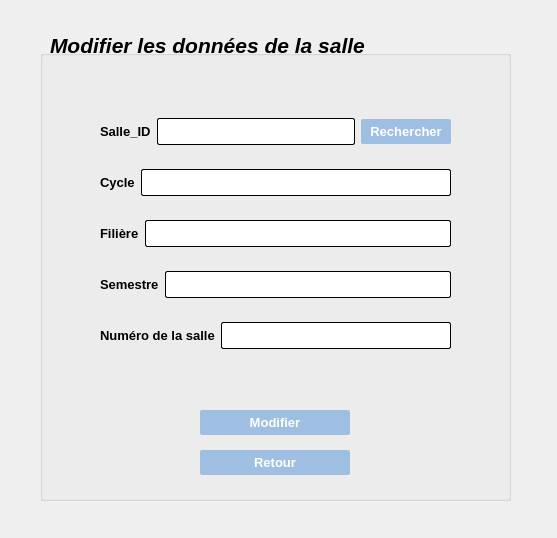
This is editsalle.ui in aminabkl/Departement_Management as Qt 5 draws it before an edit. The edited form follows.
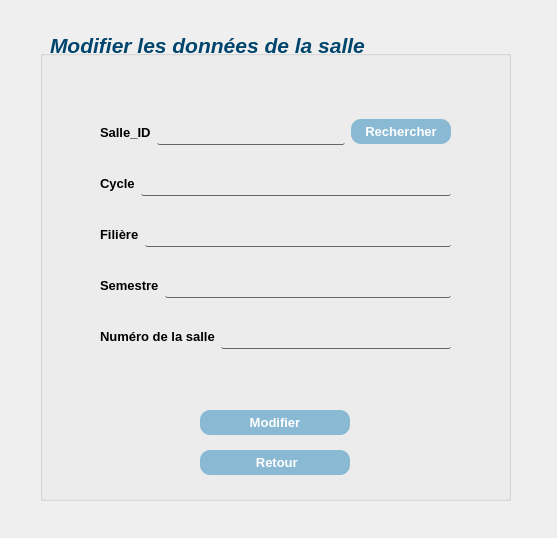
This is the edited form.

Patch:
```diff
--- a/editsalle.ui
+++ b/editsalle.ui
@@ -42,11 +42,12 @@
     </property>
     <property name="styleSheet">
      <string notr="true">QPushButton{
-color: #ffffff;
-border-radius:2px;
-background-color: rgb(159, 191, 226);
+color: #ffffff; 
+background-color: #8AB9D3;
 height: 25px;
 font-size:13px;
+border-radius:10px;
+width:100px;
 }
 QPushButton:hover:!pressed
 {
@@ -78,11 +79,12 @@
     </property>
     <property name="styleSheet">
      <string notr="true">QPushButton{
-color: #ffffff;
-border-radius:2px;
-background-color: rgb(159, 191, 226);
+color: #ffffff; 
+background-color: #8AB9D3;
 height: 25px;
 font-size:13px;
+border-radius:10px;
+width:100px;
 }
 QPushButton:hover:!pressed
 {
@@ -94,7 +96,7 @@
 }</string>
     </property>
     <property name="text">
-     <string>Retour</string>
+     <string> Retour</string>
     </property>
    </widget>
    <widget class="QWidget" name="layoutWidget">
@@ -132,10 +134,15 @@
          </property>
          <property name="styleSheet">
           <string notr="true">QLineEdit{
-	background-color: rgb(255, 255, 255);
+		background-color: rgb(255, 255, 255);
 	 border: 1px  solid;
      border-radius: 2px;
+background:transparent;
+border-top: 10px solid rrgb(255, 255, 255);
+border:none;
+border-bottom: 1px solid rgb(103, 103, 103);
 height:25px;
+color:black;
 }</string>
          </property>
         </widget>
@@ -150,12 +157,12 @@
          </property>
          <property name="styleSheet">
           <string notr="true">QPushButton{
-color: #ffffff;
-border-radius:2px;
-background-color: rgb(159, 191, 226);
+color: #ffffff; 
+background-color: #8AB9D3;
 height: 25px;
-width:90px;
 font-size:13px;
+border-radius:10px;
+width:100px;
 }
 QPushButton:hover:!pressed
 {
@@ -198,10 +205,15 @@
          </property>
          <property name="styleSheet">
           <string notr="true">QLineEdit{
-	background-color: rgb(255, 255, 255);
+		background-color: rgb(255, 255, 255);
 	 border: 1px  solid;
      border-radius: 2px;
+background:transparent;
+border-top: 10px solid rrgb(255, 255, 255);
+border:none;
+border-bottom: 1px solid rgb(103, 103, 103);
 height:25px;
+color:black;
 }</string>
          </property>
         </widget>
@@ -233,10 +245,15 @@
          </property>
          <property name="styleSheet">
           <string notr="true">QLineEdit{
-	background-color: rgb(255, 255, 255);
+		background-color: rgb(255, 255, 255);
 	 border: 1px  solid;
      border-radius: 2px;
+background:transparent;
+border-top: 10px solid rrgb(255, 255, 255);
+border:none;
+border-bottom: 1px solid rgb(103, 103, 103);
 height:25px;
+color:black;
 }</string>
          </property>
          <property name="echoMode">
@@ -271,10 +288,15 @@
          </property>
          <property name="styleSheet">
           <string notr="true">QLineEdit{
-	background-color: rgb(255, 255, 255);
+		background-color: rgb(255, 255, 255);
 	 border: 1px  solid;
      border-radius: 2px;
+background:transparent;
+border-top: 10px solid rrgb(255, 255, 255);
+border:none;
+border-bottom: 1px solid rgb(103, 103, 103);
 height:25px;
+color:black;
 }</string>
          </property>
          <property name="echoMode">
@@ -309,10 +331,15 @@
          </property>
          <property name="styleSheet">
           <string notr="true">QLineEdit{
-	background-color: rgb(255, 255, 255);
+			background-color: rgb(255, 255, 255);
 	 border: 1px  solid;
      border-radius: 2px;
+background:transparent;
+border-top: 10px solid rrgb(255, 255, 255);
+border:none;
+border-bottom: 1px solid rgb(103, 103, 103);
 height:25px;
+color:black;
 }</string>
          </property>
          <property name="echoMode">
@@ -330,7 +357,7 @@
     <rect>
      <x>50</x>
      <y>20</y>
-     <width>331</width>
+     <width>381</width>
      <height>51</height>
     </rect>
    </property>
@@ -341,6 +368,9 @@
      <bold>true</bold>
     </font>
    </property>
+   <property name="styleSheet">
+    <string notr="true">color:#00456D ; </string>
+   </property>
    <property name="text">
     <string>Modifier les données de la salle</string>
    </property>
```
Left out of the diff: 9 changed lines with no effect on the pictures.
